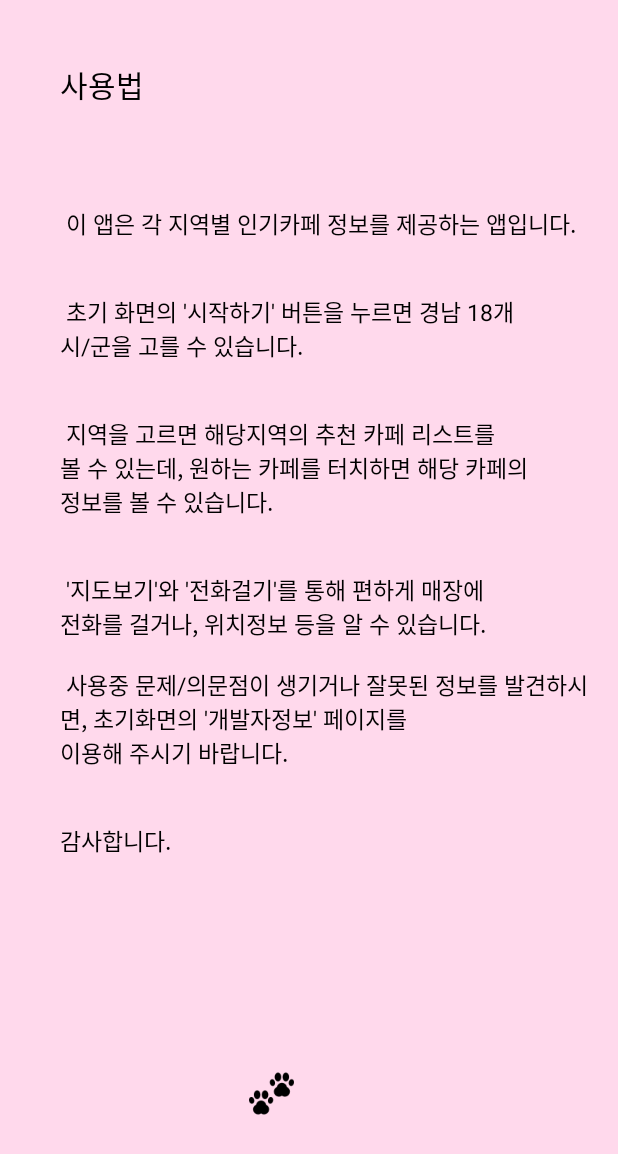
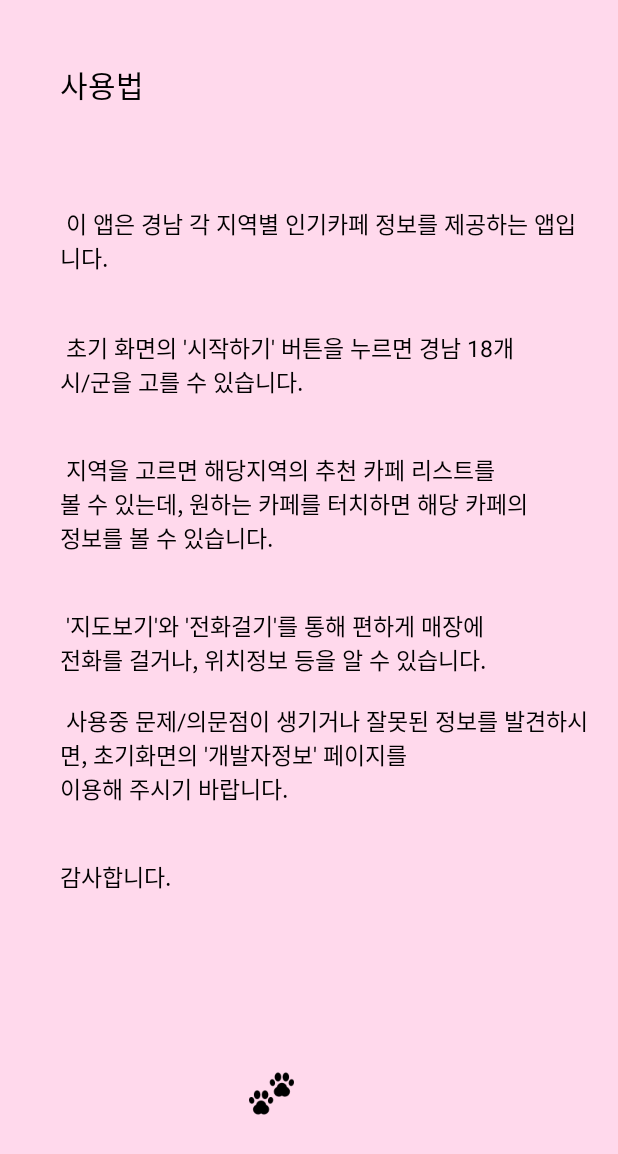
Before and after one commit to lky9464/MyCafe, an Android app: the screen it shows after launch (HowtoActivity), after a tap on "사용법", on a phone screen of 412 x 824 dp. Shown: the top 1154 px of the screen. Run offline under Robolectric (Android 15) with nearby library versions, the phone set to English and light mode, and no system bars.

Commit message:
adjusted by lky9464

```diff
--- a/app/src/main/AndroidManifest.xml
+++ b/app/src/main/AndroidManifest.xml
@@ -44,6 +44,8 @@
             android:label="@string/title_activity_maps" />
         <activity android:name=".DeveloperActivity" />
         <activity android:name=".HowtoActivity"></activity>
+        <activity android:name=".LocSelectActivity"></activity>
+        <activity android:name=".PicActivity"></activity>
     </application>
 
 </manifest>
--- a/app/src/main/java/kr/ivis/mycafe/FirstActivity.java
+++ b/app/src/main/java/kr/ivis/mycafe/FirstActivity.java
@@ -30,7 +30,7 @@ public class FirstActivity extends AppCompatActivity {
 
 
         fLayout = (ConstraintLayout) findViewById(R.id.activity_first);
-        fLayout.setBackgroundColor(Color.rgb(255, 217, 236)); //레이아웃 색상 rgb값으로 설정
+        fLayout.setBackgroundColor(Color.rgb(255, 217, 236)); //레이아웃 색상 rgb로 설정
 
         title = (TextView) findViewById(R.id.appTitle);
 
--- a/app/src/main/java/kr/ivis/mycafe/HowtoActivity.java
+++ b/app/src/main/java/kr/ivis/mycafe/HowtoActivity.java
@@ -20,7 +20,7 @@ public class HowtoActivity extends AppCompatActivity {
         hLayout.setBackgroundColor(Color.rgb(255, 217, 236)); //레이아웃 색상 rgb값으로 설정
 
         appdesc = (TextView) findViewById(R.id.appDesc);
-        appdesc.setText(" 이 앱은 각 지역별 인기카페 정보를 제공하는 앱입니다.\n\n\n" +
+        appdesc.setText(" 이 앱은 경남 각 지역별 인기카페 정보를 제공하는 앱입니다.\n\n\n" +
                 " 초기 화면의 '시작하기' 버튼을 누르면 경남 18개\n시/군을 고를 수 있습니다.\n\n\n" +
                 " 지역을 고르면 해당지역의 추천 카페 리스트를\n볼 수 있는데, 원하는 카페를 터치하면 해당 카페의\n정보를 볼 수 있습니다.\n\n\n" +
                 " '지도보기'와 '전화걸기'를 통해 편하게 매장에\n전화를 걸거나, 위치정보 등을 알 수 있습니다.\n\n" +
```
Also changed, not shown: app/src/main/res/layout/activity_loc_select.xml (renamed from app/src/main/res/layout/activity_loc_select_xml.xml), app/src/main/res/layout/activity_pic.xml (renamed from app/src/main/res/layout/acitivty_pic.xml).
